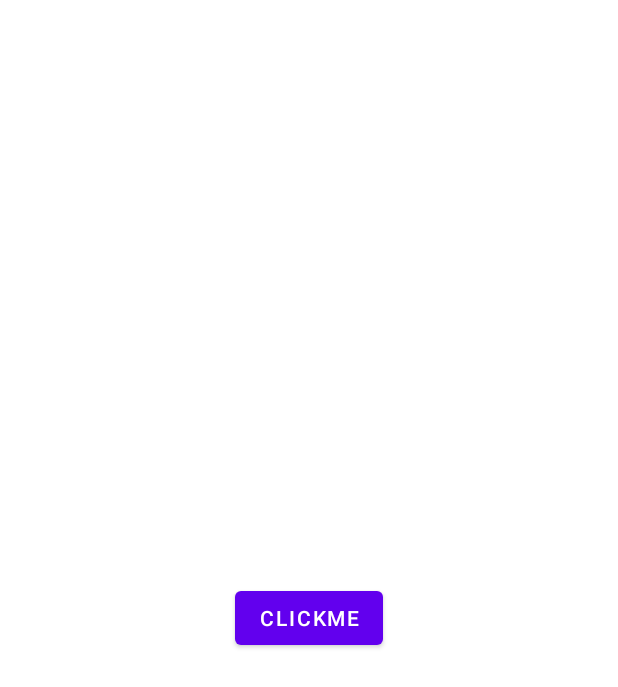
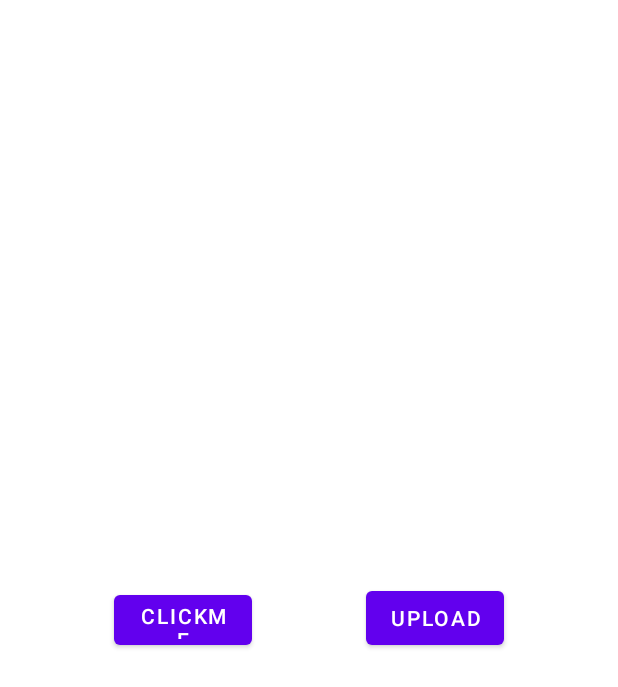
Before and after one commit to aakashbhowmick/android-uploader, an Android app: the screen it shows after launch (FirstActivity), on a phone screen of 412 x 824 dp. Shown: the top 687 px of the screen. Run offline under Robolectric (Android 15) with nearby library versions, the phone set to English and light mode, and no system bars; libraries missing offline, so code that uses them is left out: io.tus.android, io.tus.java.

Commit message:
- Added additional button for upload

```diff
--- a/app/src/main/res/layout/activity_main.xml
+++ b/app/src/main/res/layout/activity_main.xml
@@ -7,12 +7,24 @@
 
     <Button
         android:id="@+id/btnOpenActivity"
+        android:layout_width="92dp"
+        android:layout_height="45dp"
+        android:text="ClickMe"
+        app:layout_constraintBottom_toBottomOf="parent"
+        app:layout_constraintEnd_toStartOf="@+id/buttonUpload"
+        app:layout_constraintHorizontal_bias="0.5"
+        app:layout_constraintStart_toStartOf="parent"
+        app:layout_constraintTop_toTopOf="parent"
+        app:layout_constraintVertical_bias="0.502" />
+
+    <Button
+        android:id="@+id/buttonUpload"
         android:layout_width="wrap_content"
         android:layout_height="wrap_content"
-        android:text="ClickMe"
+        android:text="Upload"
         app:layout_constraintBottom_toBottomOf="parent"
         app:layout_constraintEnd_toEndOf="parent"
         app:layout_constraintHorizontal_bias="0.5"
-        app:layout_constraintStart_toStartOf="parent"
+        app:layout_constraintStart_toEndOf="@+id/btnOpenActivity"
         app:layout_constraintTop_toTopOf="parent" />
 </androidx.constraintlayout.widget.ConstraintLayout>
```
